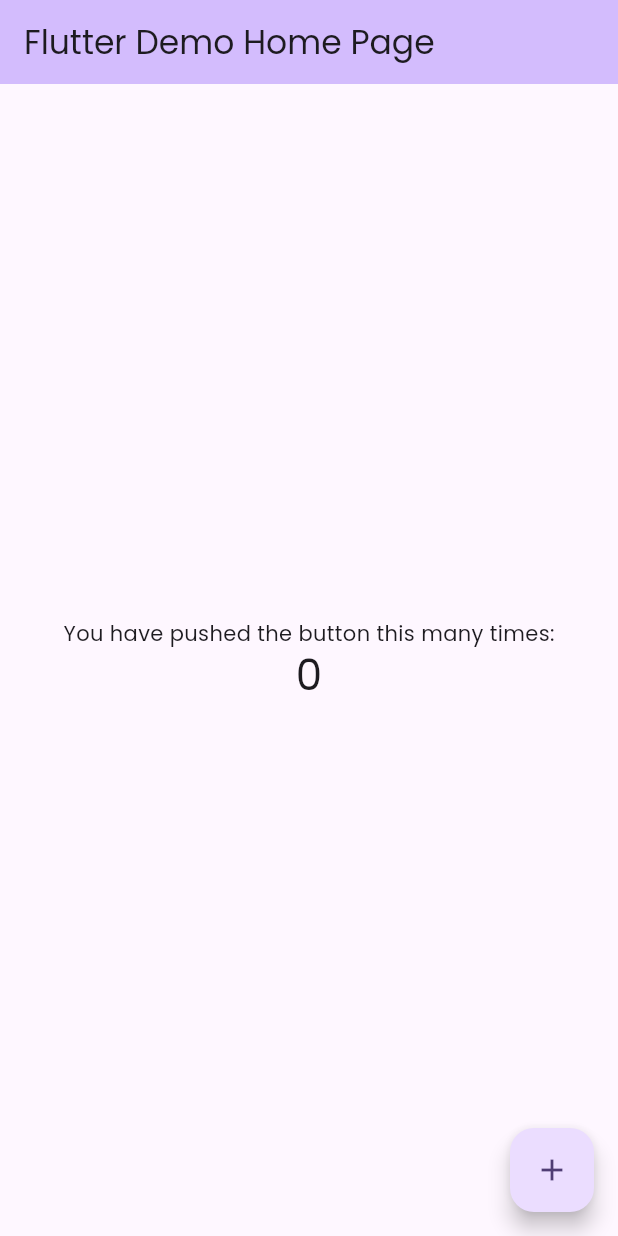
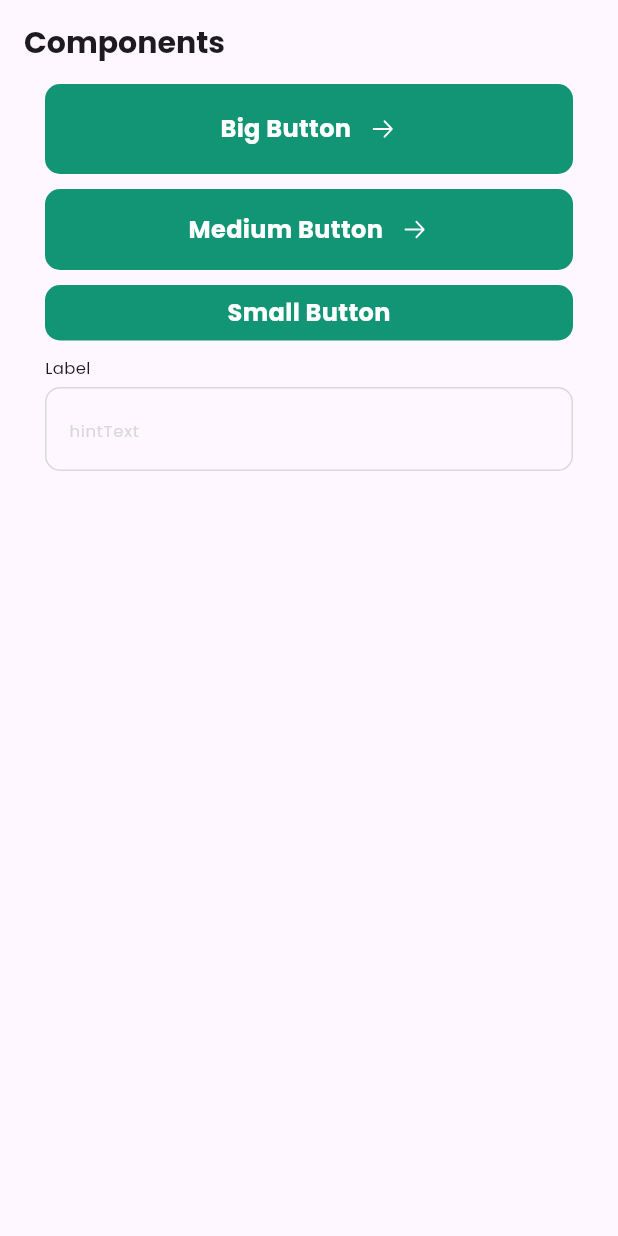
Before and after one commit to jjwwii/app-food-recipe, a Flutter app: the screen it shows after launch, on a phone screen of 412 x 824 dp. Run offline on Flutter 3.47's test engine with Material 3 defaults, Android fonts, the phone set to English and light mode, and no system bars; our stand-ins replace flutter_svg.

Commit message:
1. 색상 정의 추가
2. component widget 추가
3. flutter_svg 라이브러리 추가

```diff
--- a/lib/core/constants/app_colors.dart
+++ b/lib/core/constants/app_colors.dart
@@ -3,10 +3,33 @@ import 'package:flutter/material.dart';
 abstract class AppColors {
   static const Color black = Color(0xff000000);
   static const Color white = Color(0xffffffff);
-
   static const Color gray1 = Color(0xff484848);
   static const Color gray2 = Color(0xff797979);
   static const Color gray3 = Color(0xffA9A9A9);
   static const Color gray4 = Color(0xffD9D9D9);
-// static const Color black = Color(0xff000000);
+
+  // primary
+  static const Color primary100 = Color(0xff129575);
+  static const Color primary80 = Color(0xff71B1A1);
+  static const Color primary60 = Color(0xffAFD3CA);
+  static const Color primary40 = Color(0xffDBEBE7);
+  static const Color primary20 = Color(0xffF6FAF9);
+
+  // secondary
+  static const Color secondary100 = Color(0xffFF9C00);
+  static const Color secondary80 = Color(0xffFFA61A);
+  static const Color secondary60 = Color(0xffFFBA4D);
+  static const Color secondary40 = Color(0xffFFCE80);
+  static const Color secondary20 = Color(0xffFFE1B3);
+
+  // rating
+  static const Color rating = Color(0xffFFAD30);
+
+  // warning
+  static const Color warningRed = Color(0xff804E00);
+  static const Color warningPink = Color(0xff995E00);
+
+  // green
+  static const Color success = Color(0xff31B057);
+
 }
--- /dev/null
+++ b/lib/core/constants/app_defines.dart
@@ -0,0 +1,5 @@
+typedef IntCallback = int Function(int value);
+
+abstract class Define {
+
+}
--- a/lib/core/constants/constants.dart
+++ b/lib/core/constants/constants.dart
@@ -1,2 +1,7 @@
+import 'package:app_food_recipe/core/widgets/height_and_width.dart';
+import 'package:flutter/material.dart';
+
 export 'app_colors.dart';
 export 'app_text_styles.dart';
+
+const expandedBox = Expanded(child: Height(0));
--- /dev/null
+++ b/lib/core/widgets/button.dart
@@ -0,0 +1,96 @@
+import 'package:app_food_recipe/core/constants/app_defines.dart';
+import 'package:app_food_recipe/core/constants/constants.dart';
+import 'package:app_food_recipe/core/widgets/height_and_width.dart';
+import 'package:flutter/material.dart';
+import 'package:flutter_svg/flutter_svg.dart';
+
+class Button extends StatefulWidget {
+  const Button.big(
+    this.title, {
+    super.key,
+    this.height = 60,
+    required this.onPressed,
+    this.isSmall = false,
+  });
+
+  const Button.medium(
+    this.title, {
+    super.key,
+    this.height = 54,
+    required this.onPressed,
+    this.isSmall = false,
+  });
+
+  const Button.small(
+    this.title, {
+    super.key,
+    this.height = 37,
+    required this.onPressed,
+    this.isSmall = true,
+  });
+
+  final double height;
+  final String title;
+  final VoidCallback onPressed;
+  final bool isSmall;
+
+  @override
+  State<Button> createState() => _ButtonState();
+}
+
+class _ButtonState extends State<Button> {
+  bool isPressed = false;
+
+  @override
+  Widget build(BuildContext context) {
+    return GestureDetector(
+      onTap: () {
+        widget.onPressed();
+      },
+      onTapDown: (_) {
+        setState(() {
+          isPressed = true;
+        });
+      },
+      onTapUp: (_) {
+        setState(() {
+          isPressed = false;
+        });
+        // widget.onPressed();
+      },
+      onTapCancel: () {
+        setState(() {
+          isPressed = false;
+        });
+      },
+      child: Container(
+        height: widget.height,
+        decoration: BoxDecoration(
+          borderRadius: BorderRadius.circular(10),
+          color: isPressed ? AppColors.gray4 : AppColors.primary100,
+        ),
+        child: Row(
+          children: [
+            expandedBox,
+            Text(
+              widget.title,
+              style: AppTextStyles.normalTextBold.copyWith(
+                color: AppColors.white,
+              ),
+            ),
+            Visibility(
+              visible: widget.isSmall == false,
+              child: Row(
+                children: [
+                  const Width(11),
+                  SvgPicture.asset("assets/images/arrow_right.svg"),
+                ],
+              ),
+            ),
+            expandedBox,
+          ],
+        ),
+      ),
+    );
+  }
+}
--- /dev/null
+++ b/lib/core/widgets/custom_text_field.dart
@@ -0,0 +1,44 @@
+import 'package:app_food_recipe/core/widgets/height_and_width.dart';
+import 'package:flutter/material.dart';
+
+import '../constants/constants.dart';
+
+class CustomTextField extends StatelessWidget {
+  final String label;
+  final String hintText;
+  final TextEditingController? controller;
+
+  const CustomTextField({
+    super.key,
+    required this.label,
+    required this.hintText,
+    this.controller,
+  });
+
+  @override
+  Widget build(BuildContext context) {
+    return Column(
+      crossAxisAlignment: CrossAxisAlignment.start,
+      children: [
+        Text(
+          label,
+          style: AppTextStyles.smallerTextRegular,
+        ),
+        const Height(5),
+        TextField(
+          controller: controller,
+          decoration: InputDecoration(
+              enabledBorder: OutlineInputBorder(
+                  borderRadius: BorderRadius.circular(10),
+                  borderSide: const BorderSide(color: AppColors.gray4)),
+              focusedBorder: OutlineInputBorder(
+                  borderRadius: BorderRadius.circular(10),
+                  borderSide: const BorderSide(color: AppColors.primary80)),
+              hintText: hintText,
+              hintStyle: AppTextStyles.smallerTextRegular
+                  .copyWith(color: AppColors.gray4)),
+        ),
+      ],
+    );
+  }
+}
--- /dev/null
+++ b/lib/core/widgets/filter_button.dart
@@ -0,0 +1,17 @@
+import 'package:flutter/material.dart';
+
+class FilterButton extends StatelessWidget {
+  final Widget child;
+  final bool isSelected;
+
+  const FilterButton({
+    super.key,
+    required this.child,
+    this.isSelected = false,
+  });
+
+  @override
+  Widget build(BuildContext context) {
+    return child;
+  }
+}
--- /dev/null
+++ b/lib/core/widgets/height_and_width.dart
@@ -0,0 +1,23 @@
+import 'package:flutter/material.dart';
+
+class Height extends StatelessWidget {
+  const Height(this.height, {super.key});
+
+  final double height;
+
+  @override
+  Widget build(BuildContext context) {
+    return SizedBox(height: height);
+  }
+}
+
+class Width extends StatelessWidget {
+  const Width(this.width, {super.key});
+
+  final double width;
+
+  @override
+  Widget build(BuildContext context) {
+    return SizedBox(width: width);
+  }
+}
--- a/lib/main.dart
+++ b/lib/main.dart
@@ -1,4 +1,10 @@
+import 'package:app_food_recipe/core/widgets/button.dart';
+import 'package:app_food_recipe/core/widgets/custom_text_field.dart';
+import 'package:app_food_recipe/core/widgets/filter_button.dart';
+import 'package:app_food_recipe/core/widgets/height_and_width.dart';
 import 'package:flutter/material.dart';
+
+import 'core/constants/constants.dart';
 
 void main() {
   runApp(const MyApp());
@@ -13,114 +19,60 @@ class MyApp extends StatelessWidget {
     return MaterialApp(
       title: 'Flutter Demo',
       theme: ThemeData(
-        // This is the theme of your application.
-        //
-        // TRY THIS: Try running your application with "flutter run". You'll see
-        // the application has a purple toolbar. Then, without quitting the app,
-        // try changing the seedColor in the colorScheme below to Colors.green
-        // and then invoke "hot reload" (save your changes or press the "hot
-        // reload" button in a Flutter-supported IDE, or press "r" if you used
-        // the command line to start the app).
-        //
-        // Notice that the counter didn't reset back to zero; the application
-        // state is not lost during the reload. To reset the state, use hot
-        // restart instead.
-        //
-        // This works for code too, not just values: Most code changes can be
-        // tested with just a hot reload.
-        colorScheme: ColorScheme.fromSeed(seedColor: Colors.deepPurple),
-        useMaterial3: true,
-        fontFamily: "Poppins"
-      ),
-      home: const MyHomePage(title: 'Flutter Demo Home Page'),
+          colorScheme: ColorScheme.fromSeed(seedColor: Colors.deepPurple),
+          useMaterial3: true,
+          fontFamily: "Poppins"),
+      home: const TestPage(),
+      debugShowCheckedModeBanner: false,
     );
   }
 }
 
-class MyHomePage extends StatefulWidget {
-  const MyHomePage({super.key, required this.title});
-
-  // This widget is the home page of your application. It is stateful, meaning
-  // that it has a State object (defined below) that contains fields that affect
-  // how it looks.
-
-  // This class is the configuration for the state. It holds the values (in this
-  // case the title) provided by the parent (in this case the App widget) and
-  // used by the build method of the State. Fields in a Widget subclass are
-  // always marked "final".
-
-  final String title;
-
-  @override
-  State<MyHomePage> createState() => _MyHomePageState();
-}
-
-class _MyHomePageState extends State<MyHomePage> {
-  int _counter = 0;
-
-  void _incrementCounter() {
-    setState(() {
-      // This call to setState tells the Flutter framework that something has
-      // changed in this State, which causes it to rerun the build method below
-      // so that the display can reflect the updated values. If we changed
-      // _counter without calling setState(), then the build method would not be
-      // called again, and so nothing would appear to happen.
-      _counter++;
-    });
-  }
+class TestPage extends StatelessWidget {
+  const TestPage({super.key});
 
   @override
   Widget build(BuildContext context) {
-    // This method is rerun every time setState is called, for instance as done
-    // by the _incrementCounter method above.
-    //
-    // The Flutter framework has been optimized to make rerunning build methods
-    // fast, so that you can just rebuild anything that needs updating rather
-    // than having to individually change instances of widgets.
     return Scaffold(
       appBar: AppBar(
-        // TRY THIS: Try changing the color here to a specific color (to
-        // Colors.amber, perhaps?) and trigger a hot reload to see the AppBar
-        // change color while the other colors stay the same.
-        backgroundColor: Theme.of(context).colorScheme.inversePrimary,
-        // Here we take the value from the MyHomePage object that was created by
-        // the App.build method, and use it to set our appbar title.
-        title: Text(widget.title),
+        title: const Text(
+          "Components",
+          style: AppTextStyles.largeTextBold,
+        ),
       ),
-      body: Center(
-        // Center is a layout widget. It takes a single child and positions it
-        // in the middle of the parent.
-        child: Column(
-          // Column is also a layout widget. It takes a list of children and
-          // arranges them vertically. By default, it sizes itself to fit its
-          // children horizontally, and tries to be as tall as its parent.
-          //
-          // Column has various properties to control how it sizes itself and
-          // how it positions its children. Here we use mainAxisAlignment to
-          // center the children vertically; the main axis here is the vertical
-          // axis because Columns are vertical (the cross axis would be
-          // horizontal).
-          //
-          // TRY THIS: Invoke "debug painting" (choose the "Toggle Debug Paint"
-          // action in the IDE, or press "p" in the console), to see the
-          // wireframe for each widget.
-          mainAxisAlignment: MainAxisAlignment.center,
-          children: <Widget>[
-            const Text(
-              'You have pushed the button this many times:',
+      body: GestureDetector(
+        onTap: () => FocusManager.instance.primaryFocus?.unfocus(),
+        child: ListView(
+
+          padding: const EdgeInsets.symmetric(horizontal: 30),
+          children: [
+            Button.big(
+              "Big Button",
+              onPressed: () {
+                print("Big Button");
+              },
             ),
-            Text(
-              '$_counter',
-              style: Theme.of(context).textTheme.headlineMedium,
+            const Height(10),
+            Button.medium(
+              "Medium Button",
+              onPressed: () {
+                print("Medium Button");
+              },
             ),
+            const Height(10),
+            Button.small(
+              "Small Button",
+              onPressed: () {
+                print("Small Button");
+              },
+            ),
+            const Height(10),
+            const CustomTextField(label: "Label", hintText: "hintText"),
+            const Height(10),
+            // const FilterButton(child: Text("filter"),),
           ],
         ),
       ),
-      floatingActionButton: FloatingActionButton(
-        onPressed: _incrementCounter,
-        tooltip: 'Increment',
-        child: const Icon(Icons.add),
-      ), // This trailing comma makes auto-formatting nicer for build methods.
     );
   }
 }
--- a/pubspec.yaml
+++ b/pubspec.yaml
@@ -13,6 +13,7 @@ dependencies:
     sdk: flutter
 
   cupertino_icons: ^1.0.2
+  flutter_svg: ^2.1.0
 
 dev_dependencies:
   flutter_test:
@@ -23,9 +24,8 @@ dev_dependencies:
 flutter:
   uses-material-design: true
 
-  # assets:
-  #   - images/a_dot_burr.jpeg
-  #   - images/a_dot_ham.jpeg
+  assets:
+    - assets/images/
 
   fonts:
     - family: Poppins
```
Also changed, not shown: assets/images/arrow_right.svg (added), assets/images/splash.png (added), pubspec.lock.
